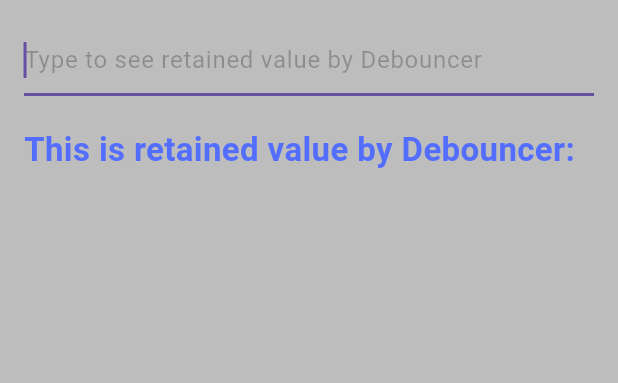
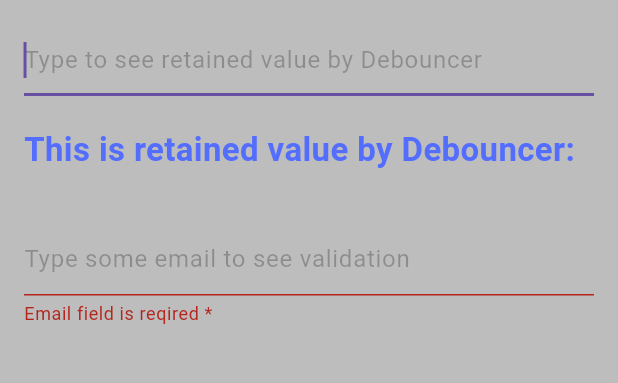
Before and after one commit to sssloba/flutter_techniques, a Flutter app: the DebouncerDemo screen opened directly, on a phone screen of 412 x 824 dp, the part 84-467 px from its top. Run offline on Flutter 3.47's test engine with Material 3 defaults, Android fonts, the light colour scheme and no system bars.

Commit message:
email-validation-demo

```diff
--- a/lib/screens/deboncer/debouncer_demo.dart
+++ b/lib/screens/deboncer/debouncer_demo.dart
@@ -1,5 +1,6 @@
 import 'package:flutter/material.dart';
 import 'package:flutter_techniques/screens/deboncer/debouncer.dart';
+import 'package:flutter_techniques/utils/validators.dart';
 import 'package:flutter_techniques/widgets/app_scaffold.dart';
 
 class DebouncerDemo extends StatefulWidget {
@@ -10,13 +11,18 @@ class DebouncerDemo extends StatefulWidget {
 }
 
 class _DebouncerDemoState extends State<DebouncerDemo> {
-  final TextEditingController _textController = TextEditingController();
+  //final formKey = GlobalKey<FormState>();
+  final TextEditingController _debounceDemoTextController =
+      TextEditingController();
+  final TextEditingController _emailTextController = TextEditingController();
   final Debouncer _debouncer = Debouncer(milliseconds: 600);
+
   String retainedValue = '';
 
   @override
   void dispose() {
-    _textController.dispose();
+    _debounceDemoTextController.dispose();
+    _emailTextController.dispose();
     super.dispose();
   }
 
@@ -29,8 +35,9 @@ class _DebouncerDemoState extends State<DebouncerDemo> {
         child: Wrap(
           spacing: 200.0,
           children: [
+            // debouncer demo
             TextField(
-              controller: _textController,
+              controller: _debounceDemoTextController,
               autofocus: true,
               decoration: const InputDecoration(
                   hintText: 'Type to see retained value by Debouncer',
@@ -61,7 +68,29 @@ class _DebouncerDemoState extends State<DebouncerDemo> {
                 fontWeight: FontWeight.w500,
                 color: Color.fromARGB(255, 153, 231, 156),
               ),
-            )
+            ),
+
+            // email validations
+            TextFormField(
+              controller: _emailTextController,
+              autovalidateMode: AutovalidateMode.onUserInteraction,
+              //key: formKey,
+              autofocus: true,
+              decoration: const InputDecoration(
+                hintText: 'Type some email to see validation',
+                hintStyle: TextStyle(
+                  color: Colors.black26,
+                ),
+                errorText: 'Email field is reqired *',
+              ),
+              validator: (value) {
+                if (value == null || value.trim().isEmpty) {
+                  return 'Email cannot be empty';
+                }
+                final bool isEmail = Validators().isEmail(value);
+                return isEmail ? 'Email form is ok' : 'Invalid email form';
+              },
+            ),
           ],
         ),
       ),
```
Also changed, not shown: lib/utils/validators.dart (+4 -4 lines).
